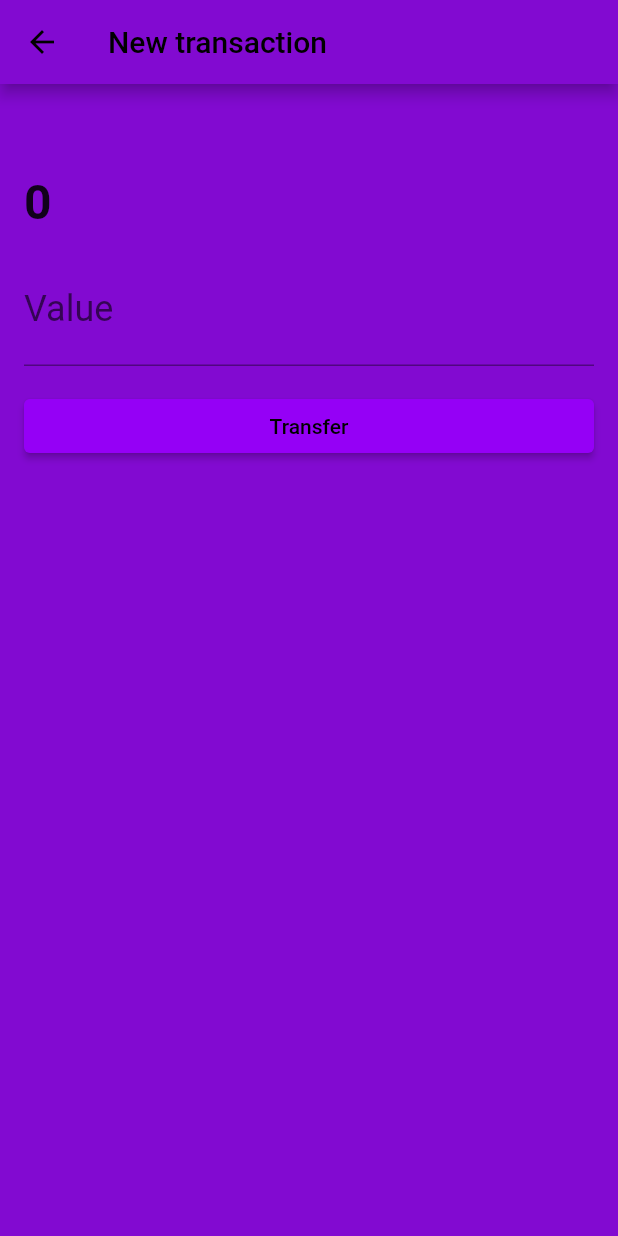
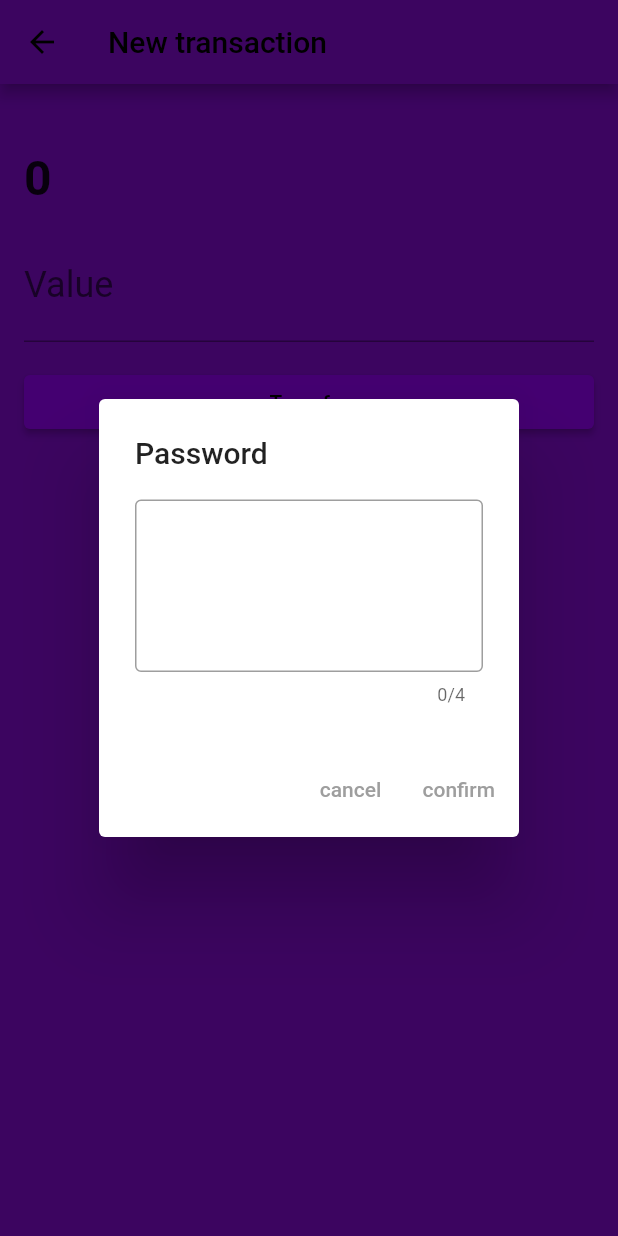
Before and after one commit to KacioHenrique/Course_Flutter-, a Flutter app: the TransactionForm screen opened directly with empty values, after a tap on "Transfer", on a phone screen of 412 x 824 dp. Run offline on Flutter 3.47's test engine with Material 2 defaults, Android fonts, the phone set to English and light mode, and no system bars; our stand-ins replace flutter_svg, sqflite; missing offline and left inert: dart:ffi; accounts and stored records are empty.

Commit message:
add authentication dialog

```diff
--- a/lib/Service/Api.dart
+++ b/lib/Service/Api.dart
@@ -25,8 +25,8 @@ class Api {
     return result;
   }
 
-  Future<TransactionFeed?> save(TransactionFeed transaction) async {
-    final headers = {'password': '1000', 'Content-type': 'application/json'};
+  Future<TransactionFeed?> save(TransactionFeed transaction, String password) async {
+    final headers = {'password': password, 'Content-type': 'application/json'};
     final Map<String, dynamic> modelEncode = transaction.encode();
     final String bodyEncode = jsonEncode(modelEncode);
     Response response = await post(
--- /dev/null
+++ b/lib/components/BankAlertDialogAuth.dart
@@ -0,0 +1,51 @@
+import 'package:flutter/material.dart';
+
+class BankAlertDialogAuth extends StatefulWidget {
+  final String _title;
+  final Function(String password) onConfirm;
+
+  const BankAlertDialogAuth(this._title, {required this.onConfirm, Key? key}) : super(key: key);
+
+  @override
+  State<BankAlertDialogAuth> createState() => _BankAlertDialogAuthState();
+}
+
+class _BankAlertDialogAuthState extends State<BankAlertDialogAuth> {
+  final TextEditingController _controller = TextEditingController();
+
+  @override
+  Widget build(BuildContext context) {
+    return AlertDialog(
+      title: Text(widget._title),
+      content: TextField(
+        obscureText: true,
+        autocorrect: false,
+        style: const TextStyle(
+          fontSize: 64,
+          letterSpacing: 16,
+          decoration: TextDecoration.none
+        ),
+        maxLength: 4,
+        keyboardType: TextInputType.number,
+        textAlign: TextAlign.center,
+        decoration: const InputDecoration(border: OutlineInputBorder()),
+        controller: _controller,
+      ),
+      actions: [
+        TextButton(
+          onPressed: () {
+            Navigator.pop(context);
+          },
+          child: const Text('cancel'),
+        ),
+        TextButton(
+          onPressed: () {
+            widget.onConfirm(_controller.text);
+            Navigator.pop(context);
+          },
+          child: const Text('confirm'),
+        ),
+      ],
+    );
+  }
+}
--- a/lib/screens/transaction_form/transaction_form.dart
+++ b/lib/screens/transaction_form/transaction_form.dart
@@ -1,4 +1,9 @@
+import 'dart:async';
+import 'dart:developer';
+import 'dart:ffi';
+
 import 'package:course_alura_flutter/Service/Api.dart';
+import 'package:course_alura_flutter/components/BankAlertDialogAuth.dart';
 import 'package:flutter/material.dart';
 
 import '../../models/transactionModel.dart';
@@ -26,53 +31,71 @@ class _TransactionFormState extends State<TransactionForm> {
           padding: const EdgeInsets.all(16.0),
           child: Column(
             crossAxisAlignment: CrossAxisAlignment.start,
-            children: <Widget>[
+            children: [
               Text(
                 widget.contact.name,
                 style: const TextStyle(
                   fontSize: 24.0,
                 ),
               ),
-              Padding(
-                padding: const EdgeInsets.only(top: 16.0),
-                child: Text(
+              makeFormComponents(context)
+            ],
+          ),
+        ),
+      ),
+    );
+  }
+
+  Widget makeFormComponents(BuildContext context) {
+    return Column(
+      crossAxisAlignment: CrossAxisAlignment.start,
+      children: [
+        Text(
           widget.contact.accountNumber.toString(),
           style: const TextStyle(
             fontSize: 32.0,
             fontWeight: FontWeight.bold,
           ),
         ),
-              ),
-              Padding(
-                padding: const EdgeInsets.only(top: 16.0),
-                child: TextField(
+        const SizedBox(height: 16),
+        TextField(
           controller: _valueController,
           style: const TextStyle(fontSize: 24.0),
           decoration: const InputDecoration(labelText: 'Value'),
           keyboardType: const TextInputType.numberWithOptions(decimal: true),
         ),
-              ),
-              Padding(
-                padding: const EdgeInsets.only(top: 16.0),
-                child: SizedBox(
+        const SizedBox(height: 16),
+        SizedBox(
           width: double.maxFinite,
           child: ElevatedButton(
-                    child: const Text('Transfer'), onPressed: () async {
-                      final double? value = double.tryParse(_valueController.text);
-                      if (value != null) {
-                        final transactionCreated = TransactionFeed("", value, widget.contact);
-                         if (await Api().save(transactionCreated) != null) {
-                            Navigator.pop(context);
-                         }
-                      }
+            child: const Text('Transfer'),
+            onPressed: () async {
+              _showDialogAuth(context);
             },
           ),
         ),
-              )
       ],
-          ),
-        ),
-      ),
+    );
+  }
+
+  Future<void> _sendTransaction(String password) async {
+    final value = double.parse(_valueController.text);
+    TransactionFeed transaction = TransactionFeed("${Timeline.now}", value, widget.contact);
+    await Api().save(transaction, password);
+  }
+
+  void _showDialogAuth(BuildContext context) {
+    showDialog(
+      context: context,
+      builder: (BuildContext context) {
+        return BankAlertDialogAuth(
+          'Password ',
+          onConfirm: (String password) async {
+            await _sendTransaction(password);
+            Navigator.pop(context);
+          },
+        );
+      },
     );
   }
 }
```
Also changed, not shown: lib/components/bank_app_list_item.dart (+24 -23 lines), lib/main.dart (+2 -5 lines), lib/screens/contact_list/contact_list_screen.dart (+27 -5 lines), lib/screens/transaction_list/transaction_list_screen.dart (+1 -12 lines). Lines whose indentation alone changed are shown as unchanged.
